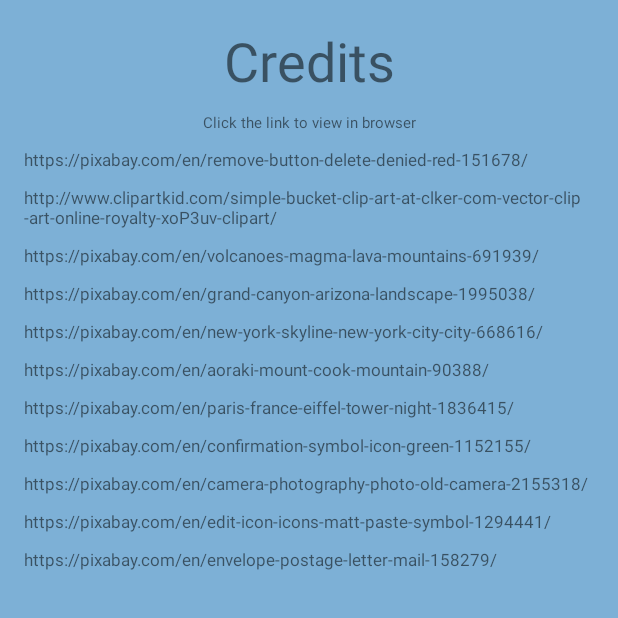
After one commit to Jarrod-Android/Andoid-Apps, an Android app: the CreditsActivity screen opened directly, with no data from a screen before it, on a phone screen of 412 x 824 dp, the top half of it. The commit adds this screen. Run offline under Robolectric (Android 15) with nearby library versions, the phone set to English and light mode, and no system bars.

Commit message:
Added credits section

```diff
--- /dev/null
+++ b/app/src/main/java/com/liamgoodwin/beforeidie/CreditsActivity.java
@@ -0,0 +1,128 @@
+package com.liamgoodwin.beforeidie;
+
+import android.content.Intent;
+import android.net.Uri;
+import android.support.v7.app.AppCompatActivity;
+import android.os.Bundle;
+import android.view.View;
+import android.widget.TextView;
+
+public class CreditsActivity extends AppCompatActivity {
+
+    TextView link1;
+    TextView link2;
+    TextView link3;
+    TextView link4;
+    TextView link5;
+    TextView link6;
+    TextView link7;
+    TextView link8;
+    TextView link9;
+    TextView link10;
+    TextView link11;
+
+    @Override
+    protected void onCreate(Bundle savedInstanceState) {
+        super.onCreate(savedInstanceState);
+        setContentView(R.layout.activity_credits);
+
+        link1 = (TextView) findViewById(R.id.link1);
+        link1.setOnClickListener(new View.OnClickListener() {
+            @Override
+            public void onClick(View view) {
+                Intent browserIntent = new Intent(Intent.ACTION_VIEW, Uri.parse("https://pixabay.com/en/remove-button-delete-denied-red-151678"));
+                startActivity(browserIntent);
+            }
+        });
+
+        link2 = (TextView) findViewById(R.id.link2);
+        link2.setOnClickListener(new View.OnClickListener() {
+            @Override
+            public void onClick(View view) {
+                Intent browserIntent = new Intent(Intent.ACTION_VIEW, Uri.parse("http://www.clipartkid.com/simple-bucket-clip-art-at-clker-com-vector-clip-art-online-royalty-xoP3uv-clipart"));
+                startActivity(browserIntent);
+            }
+        });
+
+        link3 = (TextView) findViewById(R.id.link3);
+        link3.setOnClickListener(new View.OnClickListener() {
+            @Override
+            public void onClick(View view) {
+                Intent browserIntent = new Intent(Intent.ACTION_VIEW, Uri.parse("https://pixabay.com/en/volcanoes-magma-lava-mountains-691939/"));
+                startActivity(browserIntent);
+            }
+        });
+
+        link4 = (TextView) findViewById(R.id.link4);
+        link4.setOnClickListener(new View.OnClickListener() {
+            @Override
+            public void onClick(View view) {
+                Intent browserIntent = new Intent(Intent.ACTION_VIEW, Uri.parse("https://pixabay.com/en/grand-canyon-arizona-landscape-1995038/"));
+                startActivity(browserIntent);
+            }
+        });
+
+        link5 = (TextView) findViewById(R.id.link5);
+        link5.setOnClickListener(new View.OnClickListener() {
+            @Override
+            public void onClick(View view) {
+                Intent browserIntent = new Intent(Intent.ACTION_VIEW, Uri.parse("https://pixabay.com/en/new-york-skyline-new-york-city-city-668616/"));
+                startActivity(browserIntent);
+            }
+        });
+
+        link6 = (TextView) findViewById(R.id.link6);
+        link6.setOnClickListener(new View.OnClickListener() {
+            @Override
+            public void onClick(View view) {
+                Intent browserIntent = new Intent(Intent.ACTION_VIEW, Uri.parse("https://pixabay.com/en/aoraki-mount-cook-mountain-90388/"));
+                startActivity(browserIntent);
+            }
+        });
+
+        link7 = (TextView) findViewById(R.id.link7);
+        link7.setOnClickListener(new View.OnClickListener() {
+            @Override
+            public void onClick(View view) {
+                Intent browserIntent = new Intent(Intent.ACTION_VIEW, Uri.parse("https://pixabay.com/en/paris-france-eiffel-tower-night-1836415/"));
+                startActivity(browserIntent);
+            }
+        });
+
+        link8 = (TextView) findViewById(R.id.link8);
+        link8.setOnClickListener(new View.OnClickListener() {
+            @Override
+            public void onClick(View view) {
+                Intent browserIntent = new Intent(Intent.ACTION_VIEW, Uri.parse("https://pixabay.com/en/confirmation-symbol-icon-green-1152155/"));
+                startActivity(browserIntent);
+            }
+        });
+
+        link9 = (TextView) findViewById(R.id.link9);
+        link9.setOnClickListener(new View.OnClickListener() {
+            @Override
+            public void onClick(View view) {
+                Intent browserIntent = new Intent(Intent.ACTION_VIEW, Uri.parse("https://pixabay.com/en/camera-photography-photo-old-camera-2155318/"));
+                startActivity(browserIntent);
+            }
+        });
+
+        link10 = (TextView) findViewById(R.id.link10);
+        link10.setOnClickListener(new View.OnClickListener() {
+            @Override
+            public void onClick(View view) {
+                Intent browserIntent = new Intent(Intent.ACTION_VIEW, Uri.parse("https://pixabay.com/en/edit-icon-icons-matt-paste-symbol-1294441/"));
+                startActivity(browserIntent);
+            }
+        });
+
+        link11 = (TextView) findViewById(R.id.link11);
+        link11.setOnClickListener(new View.OnClickListener() {
+            @Override
+            public void onClick(View view) {
+                Intent browserIntent = new Intent(Intent.ACTION_VIEW, Uri.parse("https://pixabay.com/en/envelope-postage-letter-mail-158279/"));
+                startActivity(browserIntent);
+            }
+        });
+    }
+}
--- a/app/src/main/java/com/liamgoodwin/beforeidie/MainActivity.java
+++ b/app/src/main/java/com/liamgoodwin/beforeidie/MainActivity.java
@@ -170,11 +170,9 @@
                 case 0:
                     return new MyBucketListFragment();
                 case 1:
+                    return new MainFragment();
+                case 2:
                     return new AddToMyBucketListFragment();
-                case 2:
-                    return new MainFragment();
-                case 3:
-                    return new AddPhotoFragment();
                 default:
                     return new MainFragment();
             }
@@ -192,9 +190,9 @@
                 case 1:
                     return "My List";
                 case 2:
+                    return "Home";
+                case 3:
                     return "Add";
-                case 3:
-                    return "Home";
                 default:
                     return "Home";
             }
--- /dev/null
+++ b/app/src/main/res/layout/activity_credits.xml
@@ -0,0 +1,126 @@
+<?xml version="1.0" encoding="utf-8"?>
+<RelativeLayout xmlns:android="http://schemas.android.com/apk/res/android"
+    xmlns:tools="http://schemas.android.com/tools"
+    android:id="@+id/activity_credits"
+    android:layout_width="match_parent"
+    android:layout_height="match_parent"
+    android:paddingBottom="@dimen/activity_vertical_margin"
+    android:paddingLeft="@dimen/activity_horizontal_margin"
+    android:paddingRight="@dimen/activity_horizontal_margin"
+    android:paddingTop="@dimen/activity_vertical_margin"
+    tools:context="com.liamgoodwin.beforeidie.CreditsActivity"
+    android:background="@color/colorAccent">
+
+    <LinearLayout
+        android:orientation="vertical"
+        android:layout_width="match_parent"
+        android:layout_height="match_parent">
+
+        <TextView
+            android:text="Credits"
+            android:layout_width="match_parent"
+            android:layout_height="wrap_content"
+            android:id="@+id/creditsText"
+            android:textAlignment="center"
+            android:textSize="36sp"
+            android:layout_marginBottom="10dp" />
+
+        <TextView
+            android:text="Click the link to view in browser"
+            android:layout_width="match_parent"
+            android:layout_height="wrap_content"
+            android:id="@+id/creditDescription"
+            android:textAlignment="center"
+            android:textSize="10sp"
+            android:layout_marginBottom="10dp" />
+
+        <TextView
+            android:text="https://pixabay.com/en/remove-button-delete-denied-red-151678/"
+            android:layout_width="match_parent"
+            android:layout_height="wrap_content"
+            android:id="@+id/link1"
+            android:textSize="11dp"
+            android:layout_marginBottom="10dp" />
+
+        <TextView
+            android:text="http://www.clipartkid.com/simple-bucket-clip-art-at-clker-com-vector-clip-art-online-royalty-xoP3uv-clipart/"
+            android:layout_width="match_parent"
+            android:layout_height="wrap_content"
+            android:id="@+id/link2"
+            android:textSize="11dp"
+            android:layout_marginBottom="10dp" />
+
+        <TextView
+            android:text="https://pixabay.com/en/volcanoes-magma-lava-mountains-691939/"
+            android:layout_width="match_parent"
+            android:layout_height="wrap_content"
+            android:id="@+id/link3"
+            android:layout_marginBottom="10dp"
+            android:textSize="11dp" />
+
+        <TextView
+            android:text="https://pixabay.com/en/grand-canyon-arizona-landscape-1995038/"
+            android:layout_width="match_parent"
+            android:layout_height="wrap_content"
+            android:id="@+id/link4"
+            android:textSize="11dp"
+            android:layout_marginBottom="10dp" />
+
+        <TextView
+            android:text="https://pixabay.com/en/new-york-skyline-new-york-city-city-668616/"
+            android:layout_width="match_parent"
+            android:layout_height="wrap_content"
+            android:id="@+id/link5"
+            android:layout_marginBottom="10dp"
+            android:textSize="11dp" />
+
+        <TextView
+            android:text="https://pixabay.com/en/aoraki-mount-cook-mountain-90388/"
+            android:layout_width="match_parent"
+            android:layout_height="wrap_content"
+            android:id="@+id/link6"
+            android:textSize="11dp"
+            android:layout_marginBottom="10dp" />
+
+        <TextView
+            android:text="https://pixabay.com/en/paris-france-eiffel-tower-night-1836415/"
+            android:layout_width="match_parent"
+            android:layout_height="wrap_content"
+            android:id="@+id/link7"
+            android:layout_marginBottom="10dp"
+            android:textSize="11dp" />
+
+        <TextView
+            android:text="https://pixabay.com/en/confirmation-symbol-icon-green-1152155/"
+            android:layout_width="match_parent"
+            android:layout_height="wrap_content"
+            android:id="@+id/link8"
+            android:textSize="11dp"
+            android:layout_marginBottom="10dp" />
+
+        <TextView
+            android:text="https://pixabay.com/en/camera-photography-photo-old-camera-2155318/"
+            android:layout_width="match_parent"
+            android:layout_height="wrap_content"
+            android:id="@+id/link9"
+            android:layout_marginBottom="10dp"
+            android:textSize="11dp" />
+
+        <TextView
+            android:text="https://pixabay.com/en/edit-icon-icons-matt-paste-symbol-1294441/"
+            android:layout_width="match_parent"
+            android:layout_height="wrap_content"
+            android:id="@+id/link10"
+            android:textSize="11dp"
+            android:layout_marginBottom="10dp" />
+
+        <TextView
+            android:text="https://pixabay.com/en/envelope-postage-letter-mail-158279/"
+            android:layout_width="match_parent"
+            android:layout_height="wrap_content"
+            android:id="@+id/link11"
+            android:layout_marginBottom="10dp"
+            android:textSize="11dp" />
+    </LinearLayout>
+
+</RelativeLayout>
--- a/app/src/main/res/layout/activity_settings.xml
+++ b/app/src/main/res/layout/activity_settings.xml
@@ -10,4 +10,5 @@
     android:paddingTop="@dimen/activity_vertical_margin"
     tools:context="com.liamgoodwin.beforeidie.SettingsActivity">
 
+
 </RelativeLayout>
--- a/app/src/main/res/xml/preferencs.xml
+++ b/app/src/main/res/xml/preferencs.xml
@@ -8,4 +8,10 @@
         android:entryValues="@array/order_value"
         android:key="order"
         android:summary="This allows you to select the order in which you want the days remaining to be display. Ascending or Descending." />
+    <Preference
+        android:key="credits"
+        android:title="Credits"
+        android:summary="This will take you to our credits page.">
+        <intent android:action="com.liamgoodwin.beforeidie.CreditsActivity"/>
+    </Preference>
 </PreferenceScreen>
```
Also changed, not shown: app/src/main/AndroidManifest.xml (+7 -1 lines).
